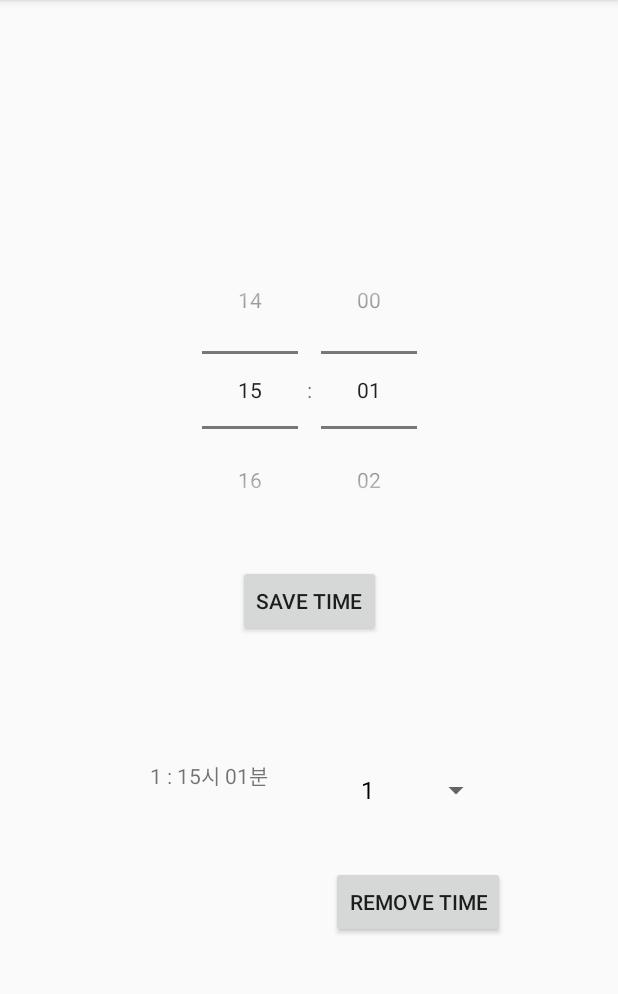
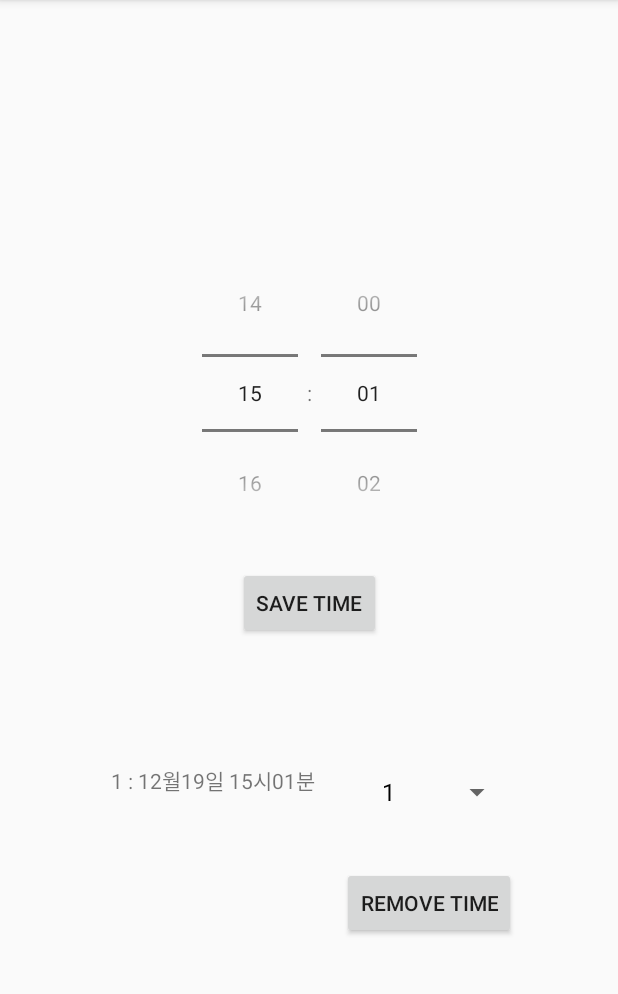
Before and after one commit to baejny/AlarmProject, an Android app: the screen it shows after launch (MainActivity), after a tap on "SAVE TIME", on a phone screen of 412 x 824 dp, the part 84-1078 px from its top. Run offline under Robolectric (Android 15) with nearby library versions, the phone set to English and light mode, and no system bars.

Commit message:
Merge branch 'master' of https://github.com/baejny/AlarmProject
# Conflicts:
#	app/src/main/java/com/example/alarmproject/MainActivity.java
#	app/src/main/res/layout/activity_main.xml

```diff
--- a/app/src/main/java/com/example/alarmproject/MainActivity.java
+++ b/app/src/main/java/com/example/alarmproject/MainActivity.java
@@ -85,7 +85,7 @@ public class MainActivity extends AppCompatActivity {
                 calendar.set(Calendar.HOUR_OF_DAY, hour_24);
                 calendar.set(Calendar.MINUTE, minute);
                 calendar.set(Calendar.SECOND, 0);
-
+                calendar.set(Calendar.MILLISECOND, 0);
 
                 //  AlarmManager 등록 및 Preference에 설정한 값 저장
                 alarmCount = getAlarmCount();
@@ -101,13 +101,12 @@ public class MainActivity extends AppCompatActivity {
 
                     // 이미 지난 시간을 지정했다면 다음날 같은 시간으로 설정
                     if (calendar.before(Calendar.getInstance())) {
-                        //calendar.add(Calendar.DATE, 1);
-                        Toast.makeText(getApplicationContext(),"이미 저장된 시간입니다!", Toast.LENGTH_SHORT).show();
-                        return;
+                        calendar.add(Calendar.DATE, 1);
+                        //Toast.makeText(getApplicationContext(),"다음날 같은 시간으로 설정합니다!", Toast.LENGTH_SHORT).show();
                     }
 
                     Date currentDateTime = calendar.getTime();
-                    String date_text = new SimpleDateFormat("yyyy/MM/dd/EEE hh시-mm분 ", Locale.getDefault()).format(currentDateTime);
+                    String date_text = new SimpleDateFormat("yyyy년MM월dd일 hh시mm분 ", Locale.getDefault()).format(currentDateTime);
                     Toast.makeText(getApplicationContext(), date_text + "으로 알람이 설정되었습니다!", Toast.LENGTH_SHORT).show();
 
                     SharedPreferences.Editor editor = getSharedPreferences("daily alarm", MODE_PRIVATE).edit();
@@ -164,7 +163,7 @@ public class MainActivity extends AppCompatActivity {
         for (int i = 0;i < 5; i++) {
             Long timeMillis = sharedPreferences.getLong(String.valueOf(i), 0);
             if (timeMillis != 0) {
-                String pattern = "HH시 mm분";
+                String pattern = "MM월dd일 HH시mm분";
                 SimpleDateFormat formatter = new SimpleDateFormat(pattern);
                 String date = (String)formatter.format(new Timestamp(timeMillis));
                 textView.append(i+1 + " : " + date);
--- a/app/src/main/res/layout/activity_main.xml
+++ b/app/src/main/res/layout/activity_main.xml
@@ -38,14 +38,14 @@
         android:text="REMOVE TIME"
         app:layout_constraintBottom_toBottomOf="parent"
         app:layout_constraintEnd_toEndOf="parent"
-        app:layout_constraintHorizontal_bias="0.722"
+        app:layout_constraintHorizontal_bias="1.0"
         app:layout_constraintStart_toEndOf="@+id/textView"
         app:layout_constraintTop_toBottomOf="@+id/spinner" />
 
     <TextView
         android:id="@+id/textView"
-        android:layout_width="124dp"
-        android:layout_height="139dp"
+        android:layout_width="158dp"
+        android:layout_height="134dp"
         android:layout_marginStart="71dp"
         android:layout_marginEnd="25dp"
         android:layout_marginBottom="98dp"
```
Also changed, not shown: app/src/main/java/com/example/alarmproject/AlarmReceiver.java (+0 -8 lines).
